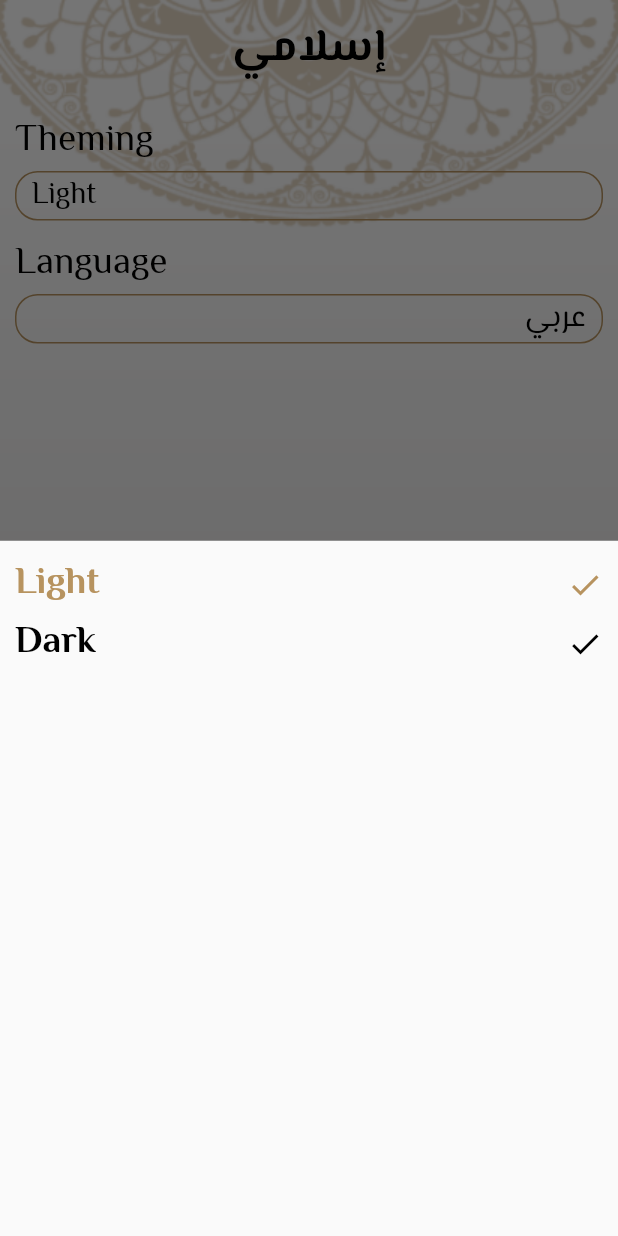
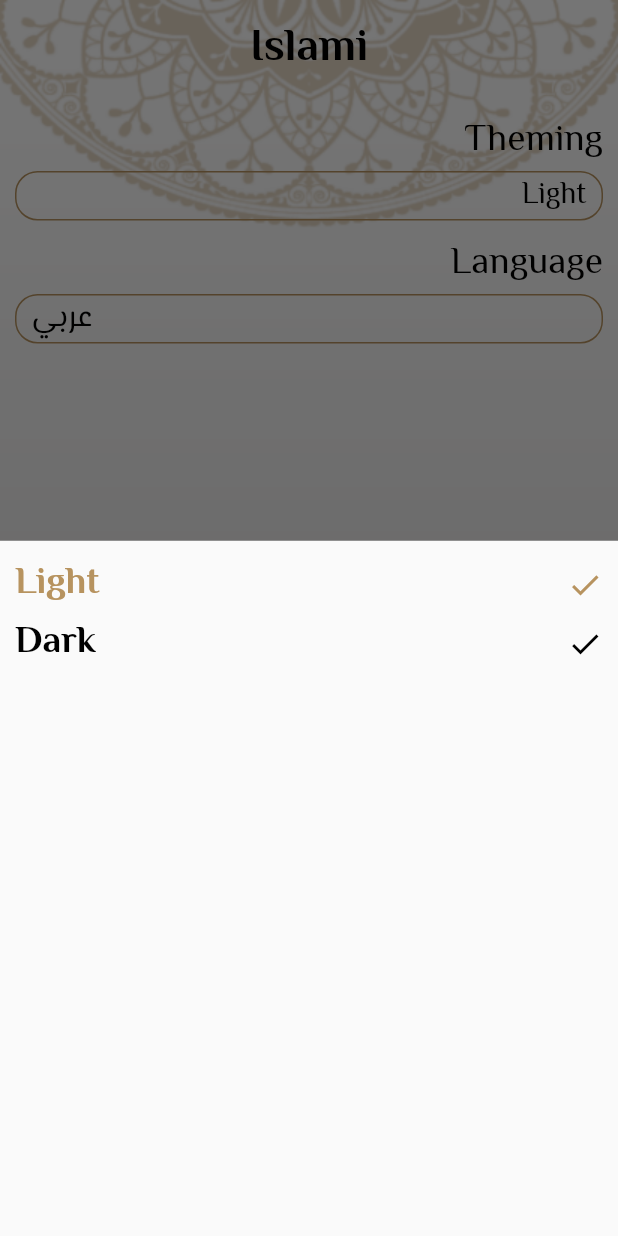
Before and after one commit to Emanpepars/islami, a Flutter app: the screen it shows after launch, item 5 of the bottom bar chosen, after a tap on "Light", on a phone screen of 412 x 824 dp. Run offline on Flutter 3.47's test engine with Material 2 defaults, Android fonts, the phone set to English and light mode, and no system bars; our stand-ins replace google_fonts; generated files the repository leaves out were written again.

Commit message:
add language by localization flutter package

```diff
--- /dev/null
+++ b/l10n.yaml
@@ -0,0 +1,3 @@
+arb-dir: lib/l10n
+template-arb-file: app_en.arb
+output-localization-file: app_localizations.dart
--- a/lib/Provider/mainProvider.dart
+++ b/lib/Provider/mainProvider.dart
@@ -3,9 +3,15 @@ import 'package:flutter/material.dart';
 class MainProvider extends ChangeNotifier{
 
   ThemeMode themeMode = ThemeMode.light;
+  String language = "en";
+  void changeTheme(ThemeMode mode){
+    themeMode = mode;
+    notifyListeners();
+  }
+  void changeLanguage(String lang){
+    language = lang;
+    notifyListeners();
+  }
 
- void changeTheme(ThemeMode mode){
-   themeMode = mode;
-   notifyListeners();
-  }
+
 }
--- a/lib/Reusable/ShowModalBottom.dart
+++ b/lib/Reusable/showLanguageBottom.dart
@@ -1,10 +1,9 @@
 import 'dart:core';
-
 import 'package:flutter/material.dart';
 import 'package:islami/Provider/mainProvider.dart';
 import 'package:provider/provider.dart';
 
-class ShowModalBottom extends StatelessWidget {
+class ShowModalBottomThemeLanguage extends StatelessWidget {
 
   @override
   Widget build(BuildContext context) {
@@ -16,16 +15,16 @@ class ShowModalBottom extends StatelessWidget {
         children: [
           InkWell(
             onTap: (){
-              provider.changeTheme(ThemeMode.light);
+              provider.changeLanguage("en");
             },
             child: Row(
               children: [
                 Text(
-                  'Light',
+                  'English',
                   style: Theme.of(context).textTheme.bodyMedium?.copyWith(
-                        color:  isLight ? Theme.of(context).colorScheme.primary : Colors.white,
+                    color:  isLight ? Theme.of(context).colorScheme.primary : Colors.black,
                     fontWeight: FontWeight.bold,
-                      ),
+                  ),
                 ),
                 const Spacer(),
                 Icon(
@@ -37,12 +36,12 @@ class ShowModalBottom extends StatelessWidget {
           ),
           InkWell(
             onTap: (){
-              provider.changeTheme(ThemeMode.dark);
+              provider.changeLanguage("ar");
             },
             child: Row(
               children: [
                 Text(
-                  "Dark",
+                  "Arabic",
                   style: Theme.of(context).textTheme.bodyMedium?.copyWith(
                     color: isLight ? Colors.black : Theme.of(context).colorScheme.primary,
                     fontWeight: FontWeight.bold,
@@ -50,7 +49,7 @@ class ShowModalBottom extends StatelessWidget {
                 ),
                 const Spacer(),
                 Icon(
-                    Icons.done,
+                  Icons.done,
                   color: isLight ? Colors.black : Theme.of(context).colorScheme.primary,
                 ),
               ],
--- /dev/null
+++ b/lib/Reusable/showThemeBottom.dart
@@ -0,0 +1,63 @@
+import 'dart:core';
+
+import 'package:flutter/material.dart';
+import 'package:islami/Provider/mainProvider.dart';
+import 'package:provider/provider.dart';
+
+class ShowModalBottomTheme extends StatelessWidget {
+
+  @override
+  Widget build(BuildContext context) {
+    var provider = Provider.of<MainProvider>(context);
+    bool isLight = provider.themeMode == ThemeMode.light; // Get the current theme mode from your provider
+    return Padding(
+      padding: const EdgeInsets.all(10.0),
+      child: Column(
+        children: [
+          InkWell(
+            onTap: (){
+              provider.changeTheme(ThemeMode.light);
+            },
+            child: Row(
+              children: [
+                Text(
+                  'Light',
+                  style: Theme.of(context).textTheme.bodyMedium?.copyWith(
+                        color:  isLight ? Theme.of(context).colorScheme.primary : Colors.black,
+                    fontWeight: FontWeight.bold,
+                      ),
+                ),
+                const Spacer(),
+                Icon(
+                  Icons.done,
+                  color: isLight ? Theme.of(context).colorScheme.primary : Colors.black,
+                ),
+              ],
+            ),
+          ),
+          InkWell(
+            onTap: (){
+              provider.changeTheme(ThemeMode.dark);
+            },
+            child: Row(
+              children: [
+                Text(
+                  "Dark",
+                  style: Theme.of(context).textTheme.bodyMedium?.copyWith(
+                    color: isLight ? Colors.black : Theme.of(context).colorScheme.primary,
+                    fontWeight: FontWeight.bold,
+                  ),
+                ),
+                const Spacer(),
+                Icon(
+                    Icons.done,
+                  color: isLight ? Colors.black : Theme.of(context).colorScheme.primary,
+                ),
+              ],
+            ),
+          ),
+        ],
+      ),
+    );
+  }
+}
--- a/lib/Tabs/settingsTab.dart
+++ b/lib/Tabs/settingsTab.dart
@@ -1,6 +1,7 @@
 import 'package:flutter/material.dart';
+import 'package:islami/Reusable/showLanguageBottom.dart';
 
-import '../Reusable/ShowModalBottom.dart';
+import '../Reusable/showThemeBottom.dart';
 
 class SettingsTab extends StatefulWidget {
   const SettingsTab({Key? key}) : super(key: key);
@@ -23,7 +24,7 @@ class _SettingsTabState extends State<SettingsTab> {
           ),
           InkWell(
             onTap: () {
-              showModalBottom_Themes();
+              showModalBottomThemes();
             },
             child: Container(
               width: double.infinity,
@@ -32,11 +33,11 @@ class _SettingsTabState extends State<SettingsTab> {
                   width: 1,
                   color: Theme.of(context).colorScheme.background,
                 ),
-                borderRadius: BorderRadius.all(
+                borderRadius: const BorderRadius.all(
                   Radius.circular(15),
                 ),
               ),
-              padding: EdgeInsets.symmetric(horizontal: 10),
+              padding: const EdgeInsets.symmetric(horizontal: 10),
               child: Text(
                 'Light',
                 textAlign: TextAlign.end,
@@ -45,7 +46,7 @@ class _SettingsTabState extends State<SettingsTab> {
               ),
             ),
           ),
-          SizedBox(
+          const SizedBox(
             height: 10,
           ),
           Text(
@@ -54,6 +55,7 @@ class _SettingsTabState extends State<SettingsTab> {
           ),
           InkWell(
             onTap: () {
+              showModalBottomLanguage();
             },
             child: Container(
               width: double.infinity,
@@ -62,11 +64,11 @@ class _SettingsTabState extends State<SettingsTab> {
                   width: 1,
                   color: Theme.of(context).colorScheme.background,
                 ),
-                borderRadius: BorderRadius.all(
+                borderRadius: const BorderRadius.all(
                   Radius.circular(15),
                 ),
               ),
-              padding: EdgeInsets.symmetric(horizontal: 10),
+              padding: const EdgeInsets.symmetric(horizontal: 10),
               child: Text(
                 'عربي',
                 textAlign: TextAlign.start,
@@ -80,10 +82,15 @@ class _SettingsTabState extends State<SettingsTab> {
     );
   }
 
-  void showModalBottom_Themes() {
+  void showModalBottomThemes() {
     showModalBottomSheet(
       context: context,
-      builder: (context) => ShowModalBottom(),
+      builder: (context) => ShowModalBottomTheme(),
+    );
+  }void showModalBottomLanguage() {
+    showModalBottomSheet(
+      context: context,
+      builder: (context) => ShowModalBottomThemeLanguage(),
     );
   }
 }
--- a/lib/home.dart
+++ b/lib/home.dart
@@ -1,5 +1,6 @@
 import 'package:flutter/material.dart';
 import 'package:islami/Tabs/settingsTab.dart';
+import 'package:flutter_gen/gen_l10n/app_localizations.dart';
 import 'Tabs/ahadethTab.dart';
 import 'Tabs/quranTab.dart';
 import 'Tabs/radioTab.dart';
@@ -17,9 +18,7 @@ class _HomeScreenState extends State<HomeScreen> {
   List<Widget> tabsList = [QuranTab(),AhadethTab(),SabhaTab(),const RadioTab(),const SettingsTab(),];
   @override
   Widget build(BuildContext context) {
-    return Directionality(
-      textDirection: TextDirection.rtl,
-      child: Container(
+    return Container(
       width: double.infinity,
       decoration: BoxDecoration(
         image: DecorationImage(
@@ -34,7 +33,7 @@ class _HomeScreenState extends State<HomeScreen> {
         appBar: AppBar(
           toolbarHeight: 65,
           title: Text(
-              'إسلامي',
+            AppLocalizations.of(context)!.appTitle,
             style: Theme.of(context).textTheme.bodyLarge,
           ),
         ),
@@ -50,7 +49,7 @@ class _HomeScreenState extends State<HomeScreen> {
               icon: const ImageIcon(
                 AssetImage('assets/images/moshaf.png'),
               ),
-                label: 'القرآن',
+              label: AppLocalizations.of(context)!.quran,
               backgroundColor: Theme.of(context).colorScheme.primary,
 
             ),
@@ -58,21 +57,21 @@ class _HomeScreenState extends State<HomeScreen> {
               icon: const ImageIcon(
                 AssetImage('assets/images/ahadeth.png'),
               ),
-                label: 'الأحاديث',
+              label: AppLocalizations.of(context)!.ahadeth,
               backgroundColor: Theme.of(context).colorScheme.primary,
             ),
             BottomNavigationBarItem(
               icon: const ImageIcon(
                 AssetImage('assets/images/sebha.png'),
               ),
-                label: 'السبحة',
+              label: AppLocalizations.of(context)!.sebha,
               backgroundColor: Theme.of(context).colorScheme.primary,
             ),
             BottomNavigationBarItem(
               icon: const ImageIcon(
                 AssetImage('assets/images/radio.png'),
               ),
-                label: 'الراديو',
+              label: AppLocalizations.of(context)!.radio,
               backgroundColor: Theme.of(context).colorScheme.primary,
             ),
             BottomNavigationBarItem(
@@ -84,7 +83,6 @@ class _HomeScreenState extends State<HomeScreen> {
         ),
         body: tabsList[index],
       ),
-      ),
     );
   }
 }
--- /dev/null
+++ b/lib/l10n/app_ar.arb
@@ -0,0 +1,8 @@
+{
+  "appTitle": "إسلامي",
+  "suraNames": "اسم السورة",
+  "quran": "قرآن",
+  "ahadeth": "أحاديث",
+  "radio": "راديو",
+  "sebha": "السبحه"
+}
--- /dev/null
+++ b/lib/l10n/app_en.arb
@@ -0,0 +1,8 @@
+{
+  "appTitle": "Islami",
+  "suraNames": "Sura Names",
+  "quran": "Quran",
+  "ahadeth": "Ahadeth",
+  "radio": "Radio",
+  "sebha": "Tasbeh"
+}
--- a/lib/main.dart
+++ b/lib/main.dart
@@ -5,6 +5,8 @@ import 'package:provider/provider.dart';
 import 'MyThemeData.dart';
 import 'Provider/mainProvider.dart';
 import 'home.dart';
+import 'package:flutter_localizations/flutter_localizations.dart';
+import 'package:flutter_gen/gen_l10n/app_localizations.dart';
 
 void main() {
   runApp(
@@ -28,10 +30,21 @@ class MyApp extends StatelessWidget {
         darkTheme: MyThemeData.darkTheme,
         themeMode: provider.themeMode,
         initialRoute: HomeScreen.routeName,
+        localizationsDelegates: const [
+          AppLocalizations.delegate, // Add this line
+          GlobalMaterialLocalizations.delegate,
+          GlobalWidgetsLocalizations.delegate,
+          GlobalCupertinoLocalizations.delegate,
+        ],
+        supportedLocales: const [
+          Locale('en'), // English
+          Locale('ar'), // arabic
+        ],
+        locale: Locale(provider.language),
         routes: {
           HomeScreen.routeName: (c) => HomeScreen(),
-          SuraDetails.routeName: (c) => SuraDetails(),
-          HadethDetails.routeName: (c) => HadethDetails(),
+          SuraDetails.routeName: (c) => const SuraDetails(),
+          HadethDetails.routeName: (c) => const HadethDetails(),
         });
   }
 }
--- a/pubspec.yaml
+++ b/pubspec.yaml
@@ -30,6 +30,9 @@ environment:
 dependencies:
   flutter:
     sdk: flutter
+  flutter_localizations:
+    sdk: flutter
+  intl: any
 
 
   # The following adds the Cupertino Icons font to your application.
@@ -56,6 +59,7 @@ dev_dependencies:
 # The following section is specific to Flutter packages.
 flutter:
 
+  generate: true # Add this line
   # The following line ensures that the Material Icons font is
   # included with your application, so that you can use the icons in
   # the material Icons class.
@@ -95,3 +99,5 @@ flutter:
   #
   # For details regarding fonts from package dependencies,
   # see https://flutter.dev/custom-fonts/#from-packages
+flutter_intl:
+  enabled: true
```
Also changed, not shown: lib/generated/intl/messages_all.dart (added), lib/generated/intl/messages_en.dart (added), lib/generated/l10n.dart (added), pubspec.lock. Lines whose indentation alone changed are shown as unchanged.
